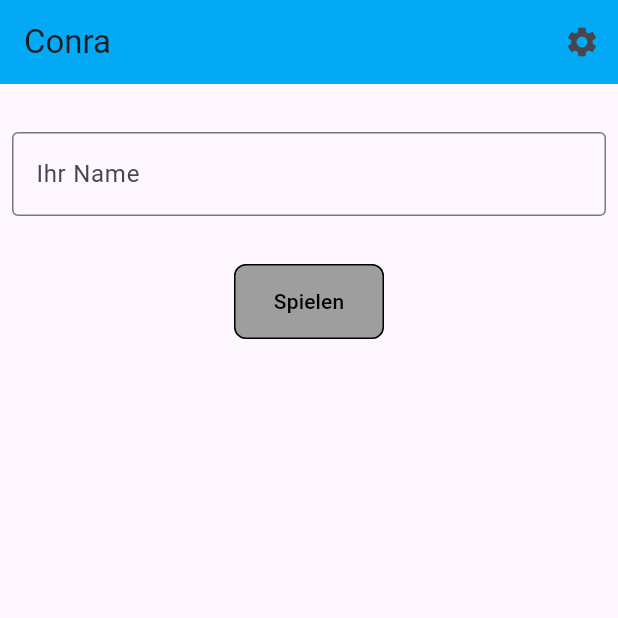
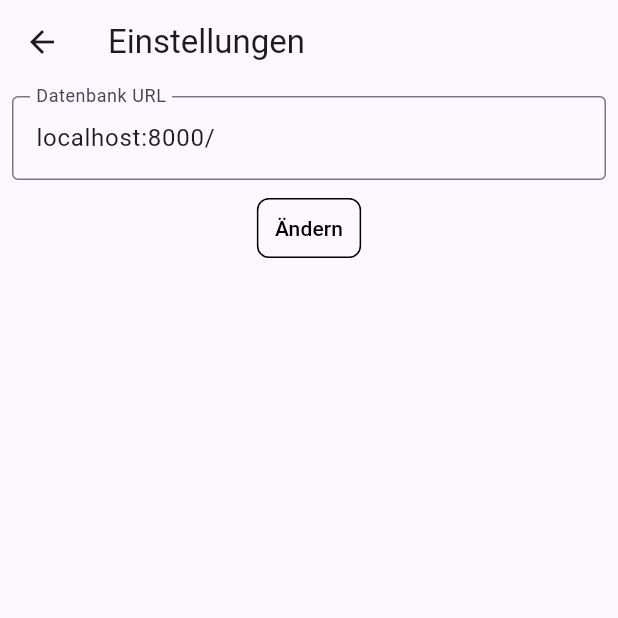
Before and after one commit to Toffuh/conra-client, a Flutter app: the screen it shows after launch, after a tap on the "settings" icon, on a phone screen of 412 x 824 dp, the top half of it. Run offline on Flutter 3.47's test engine with Material 3 defaults, Android fonts, the phone set to English and light mode, and no system bars; our stand-ins replace flutter_colorpicker.

Commit message:
something works

```diff
--- a/lib/main.dart
+++ b/lib/main.dart
@@ -1,5 +1,6 @@
 import 'package:conra_client/pages/Controller.dart';
 import 'package:conra_client/pages/Home.dart';
+import 'package:conra_client/pages/Settings.dart';
 import 'package:conra_client/provider/urlProvider.dart';
 import 'package:flutter/material.dart';
 import 'package:provider/provider.dart';
@@ -27,7 +28,8 @@
             initialRoute: "/",
             routes: {
               "/": (context) => const Home(),
-              "/controller": (context) => const Controller()
+              "/controller": (context) => const Controller(),
+              "/settings": (context) => const Settings()
             }));
   }
 }
--- a/lib/pages/Home.dart
+++ b/lib/pages/Home.dart
@@ -2,6 +2,7 @@ import 'dart:convert';
 
 import 'package:conra_client/provider/urlProvider.dart';
 import 'package:flutter/material.dart';
+import 'package:flutter_colorpicker/flutter_colorpicker.dart';
 import 'package:http/http.dart';
 import 'package:provider/provider.dart';
 
@@ -15,6 +16,9 @@ class Home extends StatefulWidget {
 class _HomeState extends State<Home> {
   final TextEditingController _nameController = TextEditingController();
 
+  final String name = "test";
+  final Color color = Colors.blue;
+
   @override
   Widget build(BuildContext context) {
     return Scaffold(
@@ -22,7 +26,9 @@ class _HomeState extends State<Home> {
         backgroundColor: Colors.lightBlue,
         title: const Text("Conra"),
         actions: [
-          IconButton(onPressed: () => {}, icon: const Icon(Icons.settings))
+          IconButton(
+              onPressed: () => Navigator.pushNamed(context, "/settings"),
+              icon: const Icon(Icons.settings))
         ],
       ),
       body: Center(
@@ -40,6 +46,31 @@ class _HomeState extends State<Home> {
                       setState(() {});
                     }),
               ),
+            ),
+            Column(
+              mainAxisAlignment: MainAxisAlignment.center,
+              children: <Widget>[
+                const SizedBox(height: 20),
+                Container(
+                  width: 100,
+                  height: 100,
+                  color: _currentColor,
+                ),
+                const SizedBox(height: 20),
+                TextButton(
+                  onPressed: () => _pickColor(),
+                  style: TextButton.styleFrom(
+                    foregroundColor: Colors.black,
+                    minimumSize: const Size(100, 50),
+                    shape: RoundedRectangleBorder(
+                      borderRadius: BorderRadius.circular(8.0),
+                      side: const BorderSide(color: Colors.black),
+                    ),
+                  ),
+                  child: const Text("Wählen Sie eine Farbe aus!"),
+                ),
+                const SizedBox(height: 20),
+              ],
             ),
             TextButton(
               onPressed: _nameController.text.isEmpty
@@ -72,6 +103,38 @@ class _HomeState extends State<Home> {
     );
   }
 
+  Color _currentColor = Colors.blue;
+
+  void _pickColor() {
+    showDialog(
+      context: context,
+      builder: (BuildContext context) {
+        return AlertDialog(
+          title: const Text("Wählen Sie eine Farbe aus!"),
+          content: SingleChildScrollView(
+            child: ColorPicker(
+              pickerColor: _currentColor,
+              onColorChanged: (Color color) {
+                setState(() {
+                  _currentColor = color;
+                });
+              },
+              pickerAreaHeightPercent: 0.8,
+            ),
+          ),
+          actions: <Widget>[
+            TextButton(
+              child: const Text("Fertig"),
+              onPressed: () {
+                Navigator.of(context).pop();
+              },
+            ),
+          ],
+        );
+      },
+    );
+  }
+
   sendName(String path) async {
     var body = jsonEncode({"name": _nameController.text});
     var headers = {"Content-Type": "application/json"};
--- /dev/null
+++ b/lib/pages/Settings.dart
@@ -0,0 +1,56 @@
+import 'package:flutter/material.dart';
+import 'package:provider/provider.dart';
+
+import '../provider/urlProvider.dart';
+
+class Settings extends StatefulWidget {
+  const Settings({super.key});
+
+  @override
+  State<Settings> createState() => _SettingsState();
+}
+
+class _SettingsState extends State<Settings> {
+  final TextEditingController _urlController = TextEditingController();
+
+  @override
+  Widget build(BuildContext context) {
+    UrlProvider urlProvider = Provider.of<UrlProvider>(context, listen: false);
+    _urlController.text = urlProvider.url;
+
+    return Scaffold(
+        appBar: AppBar(title: const Text("Einstellungen")),
+        body: Center(
+          child: Column(
+            children: [
+              Padding(
+                padding: const EdgeInsets.all(8.0),
+                child: SizedBox(
+                  width: 600,
+                  child: TextField(
+                      controller: _urlController,
+                      decoration: const InputDecoration(
+                          border: OutlineInputBorder(),
+                          labelText: "Datenbank URL")),
+                ),
+              ),
+              TextButton(
+                onPressed: () {
+                  urlProvider.url = _urlController.text;
+
+                  Navigator.pop(context);
+                },
+                style: TextButton.styleFrom(
+                  shape: RoundedRectangleBorder(
+                    borderRadius: BorderRadius.circular(8.0),
+                    side: const BorderSide(color: Colors.black),
+                  ),
+                ),
+                child:
+                    const Text("Ändern", style: TextStyle(color: Colors.black)),
+              ),
+            ],
+          ),
+        ));
+  }
+}
--- a/pubspec.yaml
+++ b/pubspec.yaml
@@ -37,6 +37,7 @@ dependencies:
   cupertino_icons: ^1.0.2
   http: ^1.2.0
   provider: ^6.1.2
+  flutter_colorpicker: ^1.1.0
 
 dev_dependencies:
   flutter_test:
```
Also changed, not shown: lib/pages/Controller.dart (+88 -0 lines), pubspec.lock.
